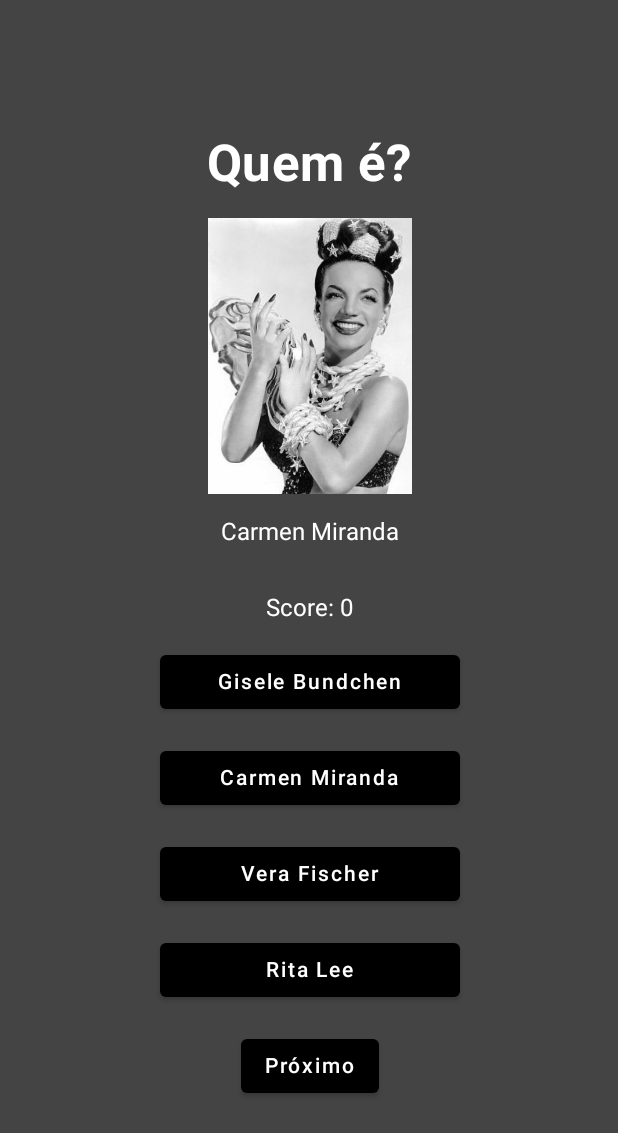
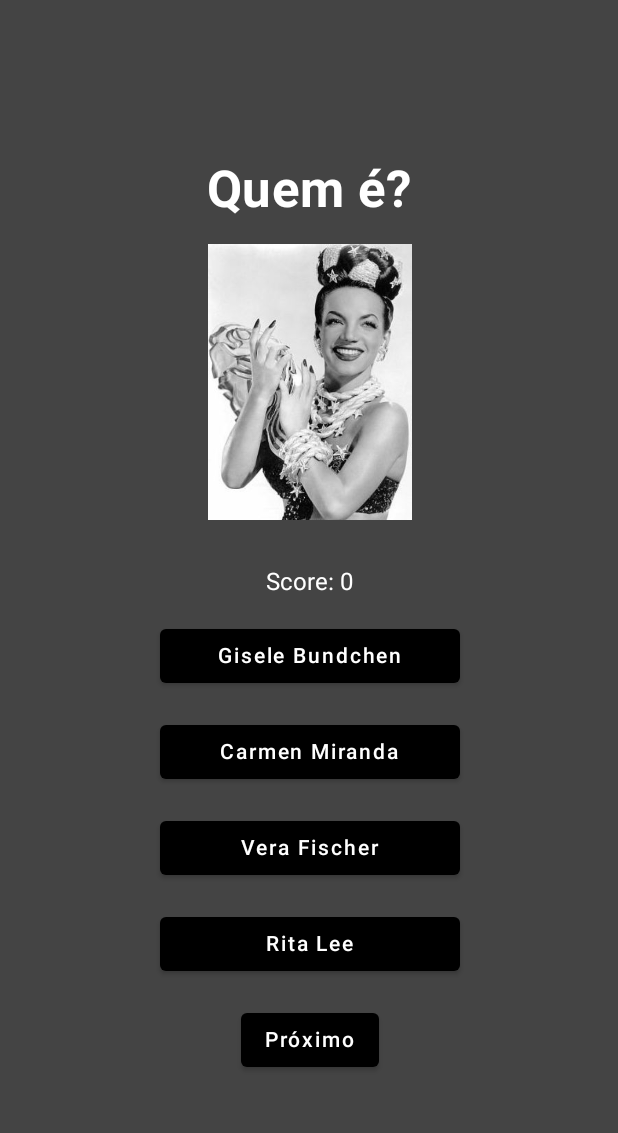
Before and after one commit to RodrigoAFMoreira/Quiz, an Android app built with Jetpack Compose: the questions_screen screen opened through its navigation route, on a phone screen of 412 x 824 dp. Shown: the top 1133 px of the screen. Run offline under Robolectric (Android 15) with nearby library versions, the phone set to English and light mode, and no system bars.

Commit message:
comment on answer

```diff
--- a/app/src/main/java/com/example/quiz/Composable/Question/QuestionScreen.kt
+++ b/app/src/main/java/com/example/quiz/Composable/Question/QuestionScreen.kt
@@ -42,11 +42,11 @@ fun QuestionScreen(
             )
 
             ImageQuestion(question.imageId)
-            Text(
+            /*Text(
                 text = question.name,
                 modifier = Modifier.padding(bottom = 16.dp),
                 color = Color.White
-            )
+            )*/
 
             // Score text
             Text(
```
